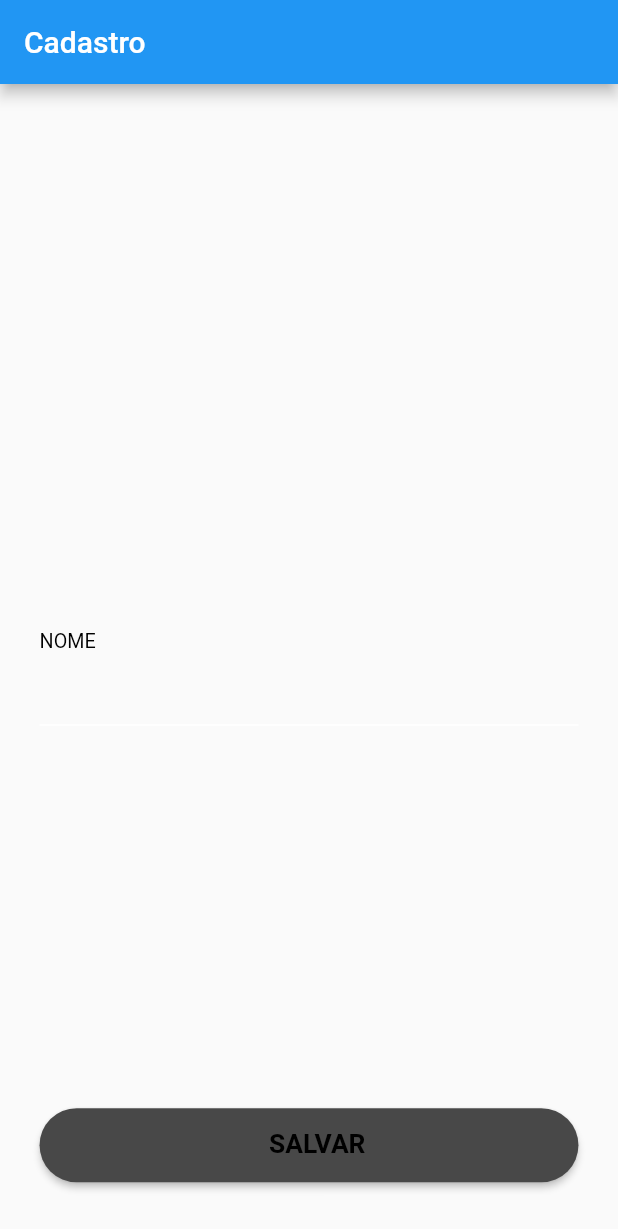
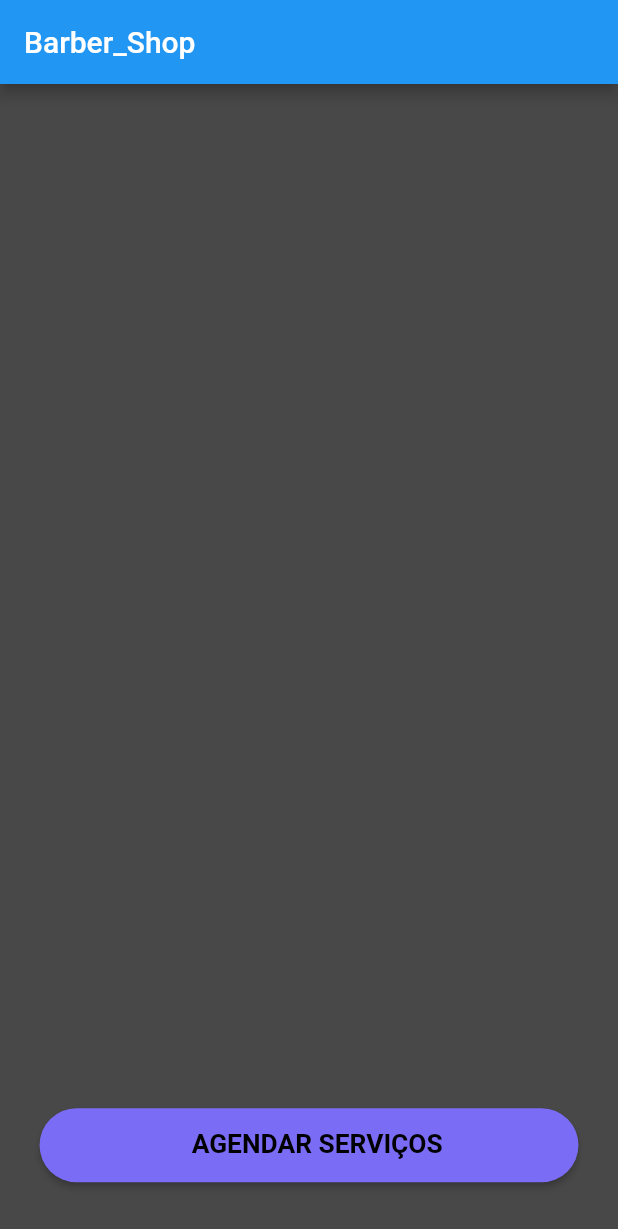
Before and after one commit to olivegusta/barbearia, a Flutter app: the screen it shows after launch, after a tap on "Login", on a phone screen of 412 x 824 dp. Shown: the top 1229 px of the screen. Run offline on Flutter 3.47's test engine with Material 2 defaults, Android fonts, the phone set to English and light mode, and no system bars; our stand-ins replace flutter_datetime_picker; missing offline and left inert: dart:js.

Commit message:
fazendo so o basico

```diff
--- a/barbearia/lib/main.dart
+++ b/barbearia/lib/main.dart
@@ -1,7 +1,7 @@
-import 'package:barbearia/pages/cadastro.dart';
-import 'package:barbearia/pages/calander.dart';
+import 'package:barbearia/pages/Timeline.dart';
 import 'package:barbearia/pages/login.dart';
 import 'package:flutter/material.dart';
+import 'package:barbearia/pages/agendamento.dart';
 
 void main() {
   runApp(const MyApp());
@@ -21,7 +21,8 @@ class MyApp extends StatelessWidget {
       initialRoute: '/login',
       routes: {
         '/login': (context) => LoginPage(),
-        '/cadastro': (context) => cadastroPage(nome: "voltar para o login"),
+        '/Timeline': (context) => TimelinePage(nome: "voltar para o login"),
+        '/agendamento': (context) => agendamentoPage(),
 
         //LoginPage.tag: (context) => LoginPage(),
       },
--- a/barbearia/lib/pages/cadastro.dart
+++ b/barbearia/lib/pages/Timeline.dart
@@ -3,26 +3,36 @@ import 'package:barbearia/utils/common.dart';
 import 'package:barbearia/utils/consts.dart';
 import 'package:flutter/material.dart';
 import 'package:flutter/services.dart';
+import 'package:flutter_datetime_picker/flutter_datetime_picker.dart';
+import 'dart:js';
 
 final TextEditingController _nameCtrl = TextEditingController();
+late DateTime _birthDate;
 
-class cadastroPage extends StatefulWidget {
+class TimelinePage extends StatefulWidget {
   final String nome;
   static String tag = 'cadastro';
-  const cadastroPage({required this.nome, Key? key}) : super(key: key);
+  const TimelinePage({required this.nome, Key? key}) : super(key: key);
 
   @override
-  _cadastroPageState createState() => _cadastroPageState();
+  _TimelinePageState createState() => _TimelinePageState();
 }
 
-class _cadastroPageState extends State<cadastroPage> {
+class _TimelinePageState extends State<TimelinePage> {
+  @override
+  void iniState() {
+    _birthDate = DateTime.now();
+    super.initState();
+  }
+
   @override
   Widget build(BuildContext context) {
     AppConsts.setWidhtSize(MediaQuery.of(context).size.width);
     AppConsts.setHeightSize(MediaQuery.of(context).size.height);
+
     return Scaffold(
       appBar: AppBar(
-        title: Text('Cadastro', textAlign: TextAlign.center),
+        title: Text('Barber_Shop', textAlign: TextAlign.center),
       ),
       body: corpo(),
     );
@@ -32,14 +42,14 @@ class _cadastroPageState extends State<cadastroPage> {
     return Container(
       padding: EdgeInsets.symmetric(
           horizontal: setWidth(24), vertical: setHeight(24)),
-      //color: AppConsts.backgroundColor,
+      color: AppConsts.backgroundColor,
       child: Column(
         mainAxisAlignment: MainAxisAlignment.spaceBetween,
         children: [
           SizedBox(
             height: setHeight(50),
           ),
-          _formulario(),
+          //_formulario(),
           _botoes(),
         ],
       ),
@@ -47,25 +57,27 @@ class _cadastroPageState extends State<cadastroPage> {
   }
 }
 
-Widget _formulario() {
-  return Column(
-    crossAxisAlignment: CrossAxisAlignment.start,
-    children: [
-      labelGenerico("Nome"),
-      _nameContainer(),
-      //labelGenerico("Email"),
-      //  Text("Telefone"),
-      //  Text("Data de Nascimento"),
-    ],
-  );
-}
+//Widget _formulario() {
+//return Column(
+//  crossAxisAlignment: CrossAxisAlignment.start,
+//  children: [
+//   labelGenerico("Nome"),
+//   _nameContainer(),
+//labelGenerico("Email"),
+//  Text("Telefone"),
+//  Text("Data de Nascimento"),
+//_dateContainer(),
+// ],
+//);
+//}
 
 Widget _botoes() {
   return Column(
     children: [
       botao(
-        texto: "salvar",
-        action: () => print("Hora de salvar"),
+        texto: "Agendar serviços",
+
+        //action:
       ),
       //botao(
       //texto: "enviar",
--- a/barbearia/lib/pages/login.dart
+++ b/barbearia/lib/pages/login.dart
@@ -1,8 +1,9 @@
-import 'package:barbearia/pages/calander.dart';
+//import 'package:barbearia/pages/calander.dart';
+import 'package:barbearia/pages/agendamento.dart';
 import 'package:barbearia/utils/common.dart';
 import 'package:barbearia/utils/consts.dart';
 import 'package:flutter/material.dart';
-import 'package:barbearia/pages/cadastro.dart';
+import 'package:barbearia/pages/Timeline.dart';
 
 class LoginPage extends StatefulWidget {
   static String tag = 'cadastro';
@@ -35,7 +36,7 @@ Widget corpo(BuildContext context) {
             onPressed: () {
               print("apertei o botão");
               Navigator.of(context).pushReplacement(MaterialPageRoute(
-                  builder: (context) => cadastroPage(
+                  builder: (context) => TimelinePage(
                         nome: "Diego",
                       )));
             },
--- a/barbearia/lib/utils/common.dart
+++ b/barbearia/lib/utils/common.dart
@@ -48,7 +48,7 @@ Widget botao({texto, action, double maxWidth = 200, bool disabled = false}) {
       child: RaisedButton(
         onPressed: () => disabled ? Container() : action(),
         padding: EdgeInsets.symmetric(horizontal: setHeight(5.0)),
-        color: AppConsts.backgroundColor,
+        color: AppConsts.onColor,
         shape: RoundedRectangleBorder(
             borderRadius: BorderRadius.circular(AppConsts.radiusBotton)),
         child: Row(
--- a/barbearia/pubspec.yaml
+++ b/barbearia/pubspec.yaml
@@ -18,7 +18,7 @@ dependencies:
   search_choices: ^1.0.17
   flutter_masked_text: ^0.8.0
   flutter_datetime_picker: ^1.3.8
-
+  date_format: ^1.0.9
 
     #cupertino_icons: ^1.0.2
     #flutter_datetime_picker: ^1.3.8
```
Also changed, not shown: barbearia/lib/pages/agendamento.dart (+61 -0 lines), barbearia/lib/pages/calander.dart (deleted, +0 -33 lines), barbearia/lib/pages/splash_screen.dart (added), barbearia/pubspec.lock.
